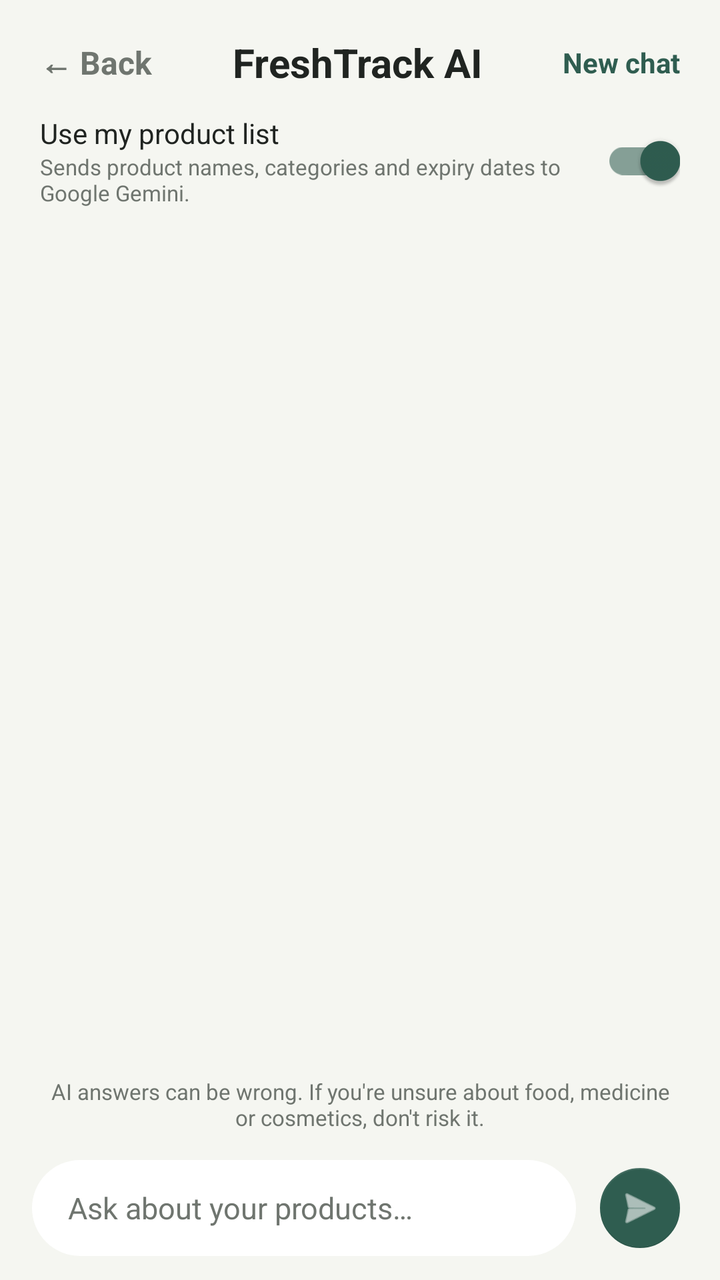
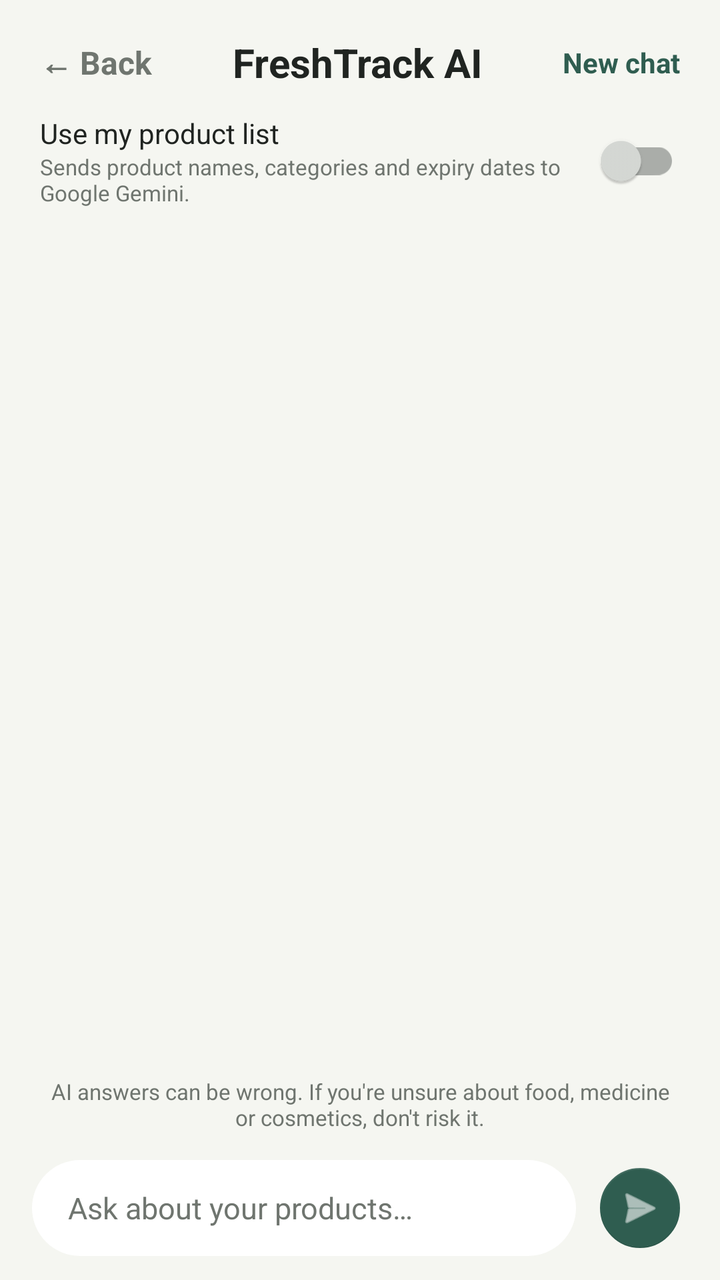

The first picture is an Android layout as it rendered before a commit; the second is the same layout after the commit. The layout source and the unified diff follow.
<!-- AndroidManifest.xml: application theme Theme.OcrTest -->
<!-- res/layout/activity_chat.xml -->
<?xml version="1.0" encoding="utf-8"?>
<LinearLayout xmlns:android="http://schemas.android.com/apk/res/android"
    xmlns:app="http://schemas.android.com/apk/res-auto"
    android:id="@+id/chatRoot"
    android:layout_width="match_parent"
    android:layout_height="match_parent"
    android:background="@color/background_dark"
    android:orientation="vertical">

    
    <LinearLayout
        android:layout_width="match_parent"
        android:layout_height="wrap_content"
        android:gravity="center_vertical"
        android:orientation="horizontal"
        android:paddingStart="20dp"
        android:paddingTop="12dp"
        android:paddingEnd="20dp">

        <TextView
            android:id="@+id/btnChatBack"
            android:layout_width="wrap_content"
            android:layout_height="wrap_content"
            android:clickable="true"
            android:focusable="true"
            android:paddingTop="8dp"
            android:paddingBottom="8dp"
            android:text="← Back"
            android:textColor="@color/text_secondary"
            android:textSize="16sp"
            android:textStyle="bold" />

        <TextView
            android:layout_width="0dp"
            android:layout_height="wrap_content"
            android:layout_weight="1"
            android:gravity="center"
            android:text="FreshTrack AI"
            android:textColor="@color/text_primary"
            android:textSize="20sp"
            android:textStyle="bold" />

        <TextView
            android:id="@+id/btnNewChat"
            android:layout_width="wrap_content"
            android:layout_height="wrap_content"
            android:clickable="true"
            android:focusable="true"
            android:paddingTop="8dp"
            android:paddingBottom="8dp"
            android:text="New chat"
            android:textColor="@color/green_primary"
            android:textSize="14sp"
            android:textStyle="bold" />
    </LinearLayout>

    
    <LinearLayout
        android:layout_width="match_parent"
        android:layout_height="wrap_content"
        android:gravity="center_vertical"
        android:orientation="horizontal"
        android:paddingStart="20dp"
        android:paddingTop="6dp"
        android:paddingEnd="20dp">

        <LinearLayout
            android:layout_width="0dp"
            android:layout_height="wrap_content"
            android:layout_weight="1"
            android:orientation="vertical">

            <TextView
                android:layout_width="wrap_content"
                android:layout_height="wrap_content"
                android:text="Use my product list"
                android:textColor="@color/text_primary"
                android:textSize="14sp" />

            <TextView
                android:layout_width="wrap_content"
                android:layout_height="wrap_content"
                android:text="Sends product names, categories and expiry dates to Google Gemini."
                android:textColor="@color/text_secondary"
                android:textSize="11sp" />
        </LinearLayout>

        <com.google.android.material.switchmaterial.SwitchMaterial
            android:id="@+id/switchPantry"
            android:layout_width="wrap_content"
            android:layout_height="wrap_content"
            android:checked="true"
            app:useMaterialThemeColors="true" />
    </LinearLayout>

    
    <androidx.recyclerview.widget.RecyclerView
        android:id="@+id/rvMessages"
        android:layout_width="match_parent"
        android:layout_height="0dp"
        android:layout_marginTop="8dp"
        android:layout_weight="1"
        android:clipToPadding="false"
        android:paddingStart="16dp"
        android:paddingEnd="16dp" />

    <TextView
        android:layout_width="match_parent"
        android:layout_height="wrap_content"
        android:gravity="center"
        android:paddingStart="20dp"
        android:paddingTop="4dp"
        android:paddingEnd="20dp"
        android:text="AI answers can be wrong. If you're unsure about food, medicine or cosmetics, don't risk it."
        android:textColor="@color/text_secondary"
        android:textSize="11sp" />

    
    <HorizontalScrollView
        android:id="@+id/chipScroll"
        android:layout_width="match_parent"
        android:layout_height="wrap_content"
        android:paddingStart="16dp"
        android:paddingTop="6dp"
        android:paddingEnd="16dp"
        android:scrollbars="none">

        <LinearLayout
            android:id="@+id/chipRow"
            android:layout_width="wrap_content"
            android:layout_height="wrap_content"
            android:orientation="horizontal" />
    </HorizontalScrollView>

    
    <LinearLayout
        android:layout_width="match_parent"
        android:layout_height="wrap_content"
        android:gravity="center_vertical"
        android:orientation="horizontal"
        android:paddingStart="16dp"
        android:paddingTop="8dp"
        android:paddingEnd="16dp"
        android:paddingBottom="12dp">

        <EditText
            android:id="@+id/etMessage"
            android:layout_width="0dp"
            android:layout_height="wrap_content"
            android:layout_weight="1"
            android:background="@drawable/bg_card"
            android:hint="Ask about your products…"
            android:inputType="textCapSentences|textMultiLine"
            android:maxLines="4"
            android:minHeight="48dp"
            android:paddingStart="18dp"
            android:paddingTop="12dp"
            android:paddingEnd="18dp"
            android:paddingBottom="12dp"
            android:textColor="@color/text_primary"
            android:textColorHint="@color/text_secondary"
            android:textSize="15sp" />

        <com.google.android.material.floatingactionbutton.FloatingActionButton
            android:id="@+id/btnSend"
            android:layout_width="wrap_content"
            android:layout_height="wrap_content"
            android:layout_marginStart="8dp"
            android:contentDescription="Send message"
            app:backgroundTint="@color/green_primary"
            app:elevation="0dp"
            app:fabSize="mini"
            app:srcCompat="@android:drawable/ic_menu_send"
            app:tint="@android:color/white" />
    </LinearLayout>

</LinearLayout>
<!-- resources referenced by this layout -->
<resources>
  <color name="background_dark">#F5F6F1</color>
  <color name="green_primary">#2F5D50</color>
  <color name="text_primary">#202421</color>
  <color name="text_secondary">#6F756F</color>
  <!-- drawable bg_card (drawable) -->
  <?xml version="1.0" encoding="utf-8"?>
  <shape xmlns:android="http://schemas.android.com/apk/res/android" android:shape="rectangle">
      <solid android:color="#FFFFFF" />
      <corners android:radius="24dp" />
  </shape>
  <style name="Theme.OcrTest" parent="Theme.MaterialComponents.NoActionBar">
  
          <item name="colorPrimary">@color/green_primary</item>
          <item name="colorPrimaryVariant">@color/green_primary</item>
          <item name="colorOnPrimary">@color/background_dark</item>
          <item name="colorSecondary">@color/green_primary</item>
          <item name="colorSurface">@color/surface_dark</item>
  
          <item name="android:colorBackground">@color/background_dark</item>
          <item name="android:colorAccent">@color/green_primary</item>
  
          <item name="colorOnSurface">@color/text_primary</item>
  
      </style>
  <color name="surface_dark">#ECEFEA</color>
</resources>

<!-- the commit's change to res/layout/activity_chat.xml (unified diff, before → after) -->
@@ -89,7 +89,7 @@
             android:id="@+id/switchPantry"
             android:layout_width="wrap_content"
             android:layout_height="wrap_content"
-            android:checked="true"
+            android:checked="false"
             app:useMaterialThemeColors="true" />
     </LinearLayout>
 
